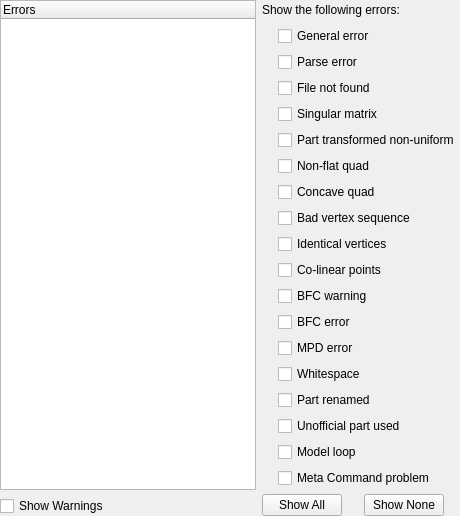
First picture: the form in QT/ErrorPanel.ui, repository tcobbs/ldview, before the edit.
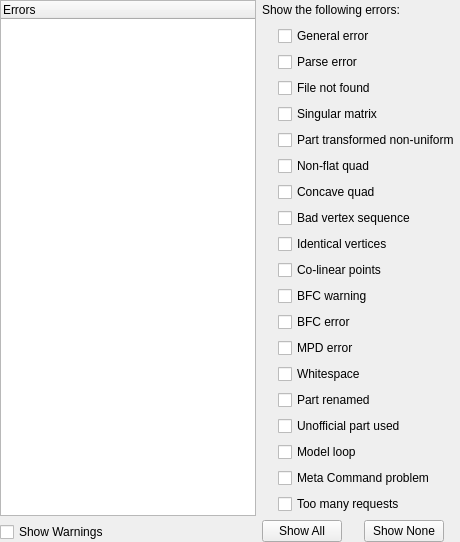
Second picture: the form after the edit. Icons and pictures are not drawn.

Commit message: QT: add new error type TooManyRequests

```diff
--- a/QT/ErrorPanel.ui
+++ b/QT/ErrorPanel.ui
@@ -272,6 +272,13 @@
                         </property>
                       </widget>
                     </item>
+                    <item>
+                      <widget class="QCheckBox" name="tooManyRequestsButton">
+                        <property name="text">
+                          <string>Too many requests</string>
+                        </property>
+                      </widget>
+                    </item>
                   </layout>
                 </item>
               </layout>
```
The commit also changes 2 other files.
